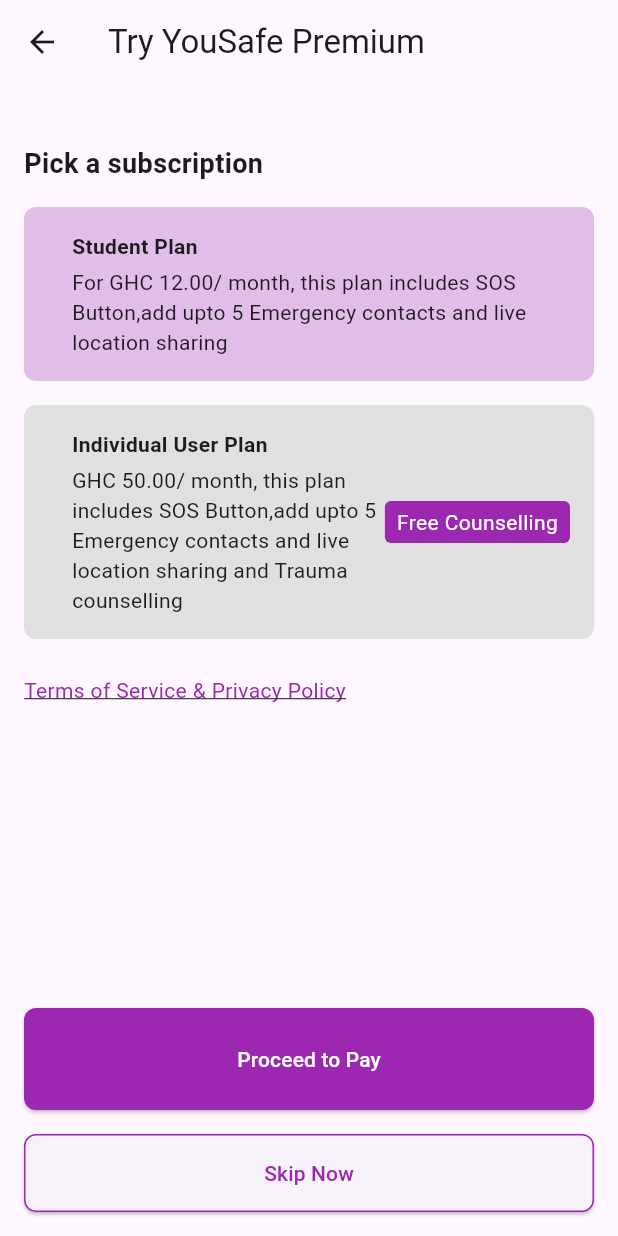
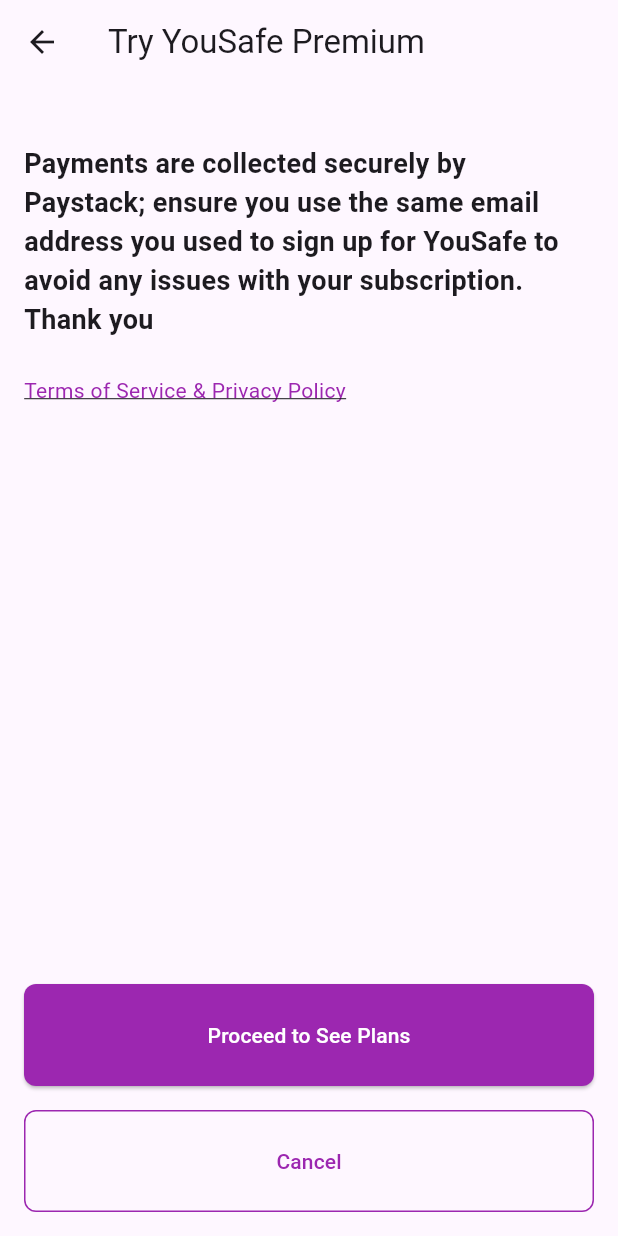
Before and after one commit to Supernova-HQ/yousafe_production, a Flutter app: the PaymentsPage screen opened by its route, on a phone screen of 412 x 824 dp. Run offline on Flutter 3.47's test engine with Material 3 defaults, Android fonts, the phone set to English and light mode, and no system bars; our stand-ins replace contacts_service, flutter_secure_storage, google_maps_flutter, google_sign_in, location, lottie and 2 more; missing offline and left inert: flutter_background, flutter_inappwebview, shake; accounts and stored records are empty.

Commit message:
add cancel button to payments screen

```diff
--- a/lib/screens/pages/payments_page.dart
+++ b/lib/screens/pages/payments_page.dart
@@ -33,42 +33,11 @@
             // ),
             SizedBox(height: 24),
             Text(
-              'Pick a subscription',
+              'Payments are collected securely by Paystack; ensure you use the same email address you used to sign up for YouSafe to avoid any issues with your subscription. Thank you',
               style: TextStyle(fontSize: 18, fontWeight: FontWeight.bold),
             ),
-            SizedBox(height: 16),
-            GestureDetector(
-              onTap: () {
-                setState(() {
-                  _selectedSubscription = 'Annual - 2 Months free';
-                });
-              },
-              child: _buildSubscriptionOption(
-                'Student Plan',
-                '\For GHC 12.00/ month, this plan includes SOS Button,add upto 5 Emergency contacts and live location sharing',
-                '',
-                _selectedSubscription == 'Annual - 2 Months free'
-                    ? Colors.purple[100]!
-                    : Colors.grey[300]!,
-              ),
-            ),
-            SizedBox(height: 16),
-            GestureDetector(
-              onTap: () {
-                setState(() {
-                  _selectedSubscription = 'Monthly - 2 weeks free';
-                });
-              },
-              child: _buildSubscriptionOption(
-                'Individual User Plan',
-                '\GHC 50.00/ month, this plan includes SOS Button,add upto 5 Emergency contacts and live location sharing and Trauma counselling',
-                'Free Counselling',
-                _selectedSubscription == 'Monthly - 2 weeks free'
-                    ? Colors.purple[100]!
-                    : Colors.grey[300]!,
-              ),
-            ),
             SizedBox(height: 24),
+
             Text(
               'Terms of Service & Privacy Policy',
               style: TextStyle(
@@ -81,12 +50,12 @@
               width: double.infinity,
               child: ElevatedButton(
                 onPressed: () {
-                  Navigator.pushReplacementNamed(context, '/mpesa');
-                  // Handle subscribe button press
+                  Navigator.pushReplacementNamed(context, '/subscription');
+
                 },
                 child: Padding(
                   padding: const EdgeInsets.all(8.0),
-                  child: Text('Proceed to Pay',
+                  child: Text('Proceed to See Plans',
                       style: TextStyle(color: Colors.white)),
                 ),
                 style: ElevatedButton.styleFrom(
@@ -98,25 +67,27 @@
                 ),
               ),
             ),
-            SizedBox(height:16),
+            SizedBox(height: 16),
             SizedBox(
               width: double.infinity,
-              child: ElevatedButton(
-                onPressed: (){
-                  Navigator.pushReplacement(context, '/homepage' as Route<Object?>);
+              child: TextButton(
+                onPressed: () {
+                  Navigator.pop(context); // Or any other cancel action
                 },
-                child: Text('Skip Now',
-                style: TextStyle(color: Colors.purple),
+                child: Padding(
+                  padding: const EdgeInsets.all(8.0),
+                  child: Text('Cancel',
+                      style: TextStyle(color: Colors.purple)),
                 ),
                 style: TextButton.styleFrom(
                   padding: EdgeInsets.symmetric(vertical: 16),
                   shape: RoundedRectangleBorder(
                     borderRadius: BorderRadius.circular(8),
-                    side: BorderSide(color: Colors.purple)
-                  )
+                    side: BorderSide(color: Colors.purple),
+                  ),
                 ),
               ),
-            )
+            ),
           ],
         ),
       ),
```
